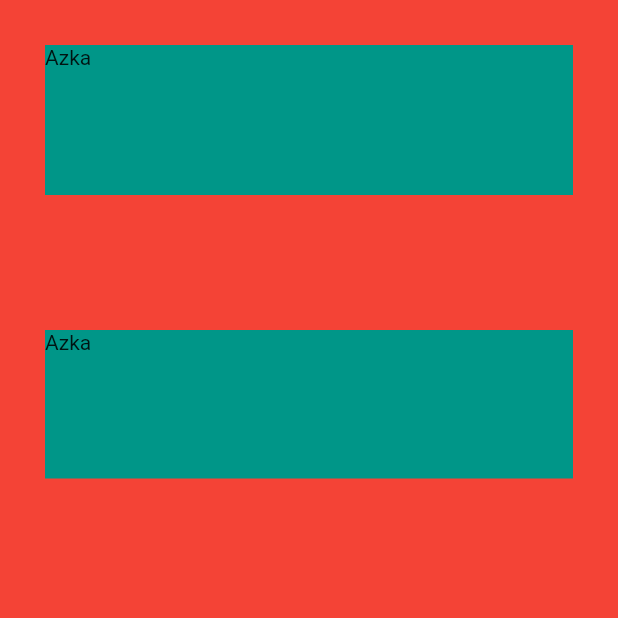
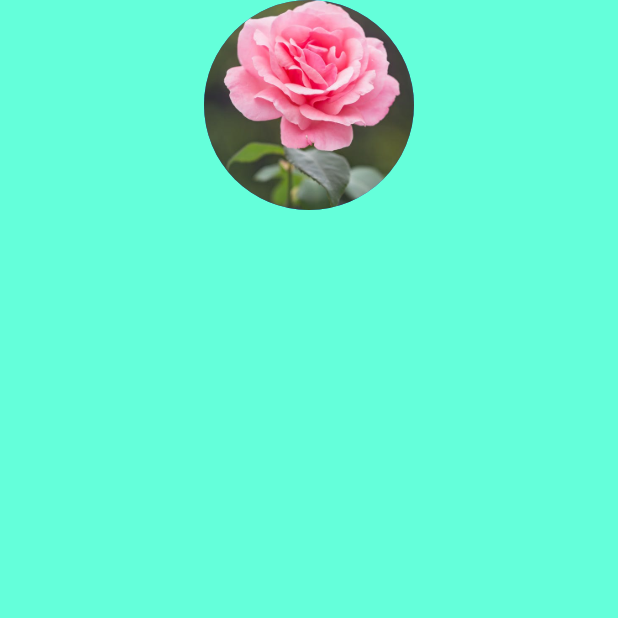
Before and after one commit to azkaBashir45/FlutterPractice, a Flutter app: the screen it shows after launch, on a phone screen of 412 x 824 dp, the top half of it. Run offline on Flutter 3.47's test engine with Material 2 defaults, Android fonts, the phone set to English and light mode, and no system bars.

Commit message:
Circular avatr

```diff
--- a/lib/main.dart
+++ b/lib/main.dart
@@ -1,4 +1,5 @@
 import 'package:flutter/material.dart';
+import 'package:flutter/cupertino.dart';
 
 void main() {
   runApp(MyApp());
@@ -11,30 +12,16 @@ class MyApp extends StatelessWidget {
     return MaterialApp(
       title: 'Flutter Demo',
       home: Scaffold(
-        backgroundColor: Colors.red,
+        backgroundColor: Colors.tealAccent,
         body: SafeArea(
             child: Column(
-          //end pr bootom then use this property
-          // mainAxisAlignment: MainAxisAlignment.end,
-          crossAxisAlignment: CrossAxisAlignment.stretch,
           children: <Widget>[
-            Container(
-              child: Text("Azka"),
-              color: Colors.teal,
-              height: 100,
-              width: 100,
-              margin: EdgeInsets.all(30),
-            ),
-            SizedBox(
-              height: 30,
-            ),
-            Container(
-              child: Text("Azka"),
-              color: Colors.teal,
-              height: 99,
-              width: 100,
-              margin: EdgeInsets.all(30),
-            ),
+            Center(
+              child: CircleAvatar(
+                backgroundImage: AssetImage('lib/images/flower.jpeg'),
+                radius: 70,
+              ),
+            )
           ],
         )),
       ),
--- a/pubspec.yaml
+++ b/pubspec.yaml
@@ -46,7 +46,7 @@ flutter:
 
   # To add assets to your application, add an assets section, like this:
   assets:
-      - lib/images/flower.jpeg
+   - lib/images/flower.jpeg
 
   # An image asset can refer to one or more resolution-specific "variants", see
   # https://flutter.dev/assets-and-images/#resolution-aware.
```
